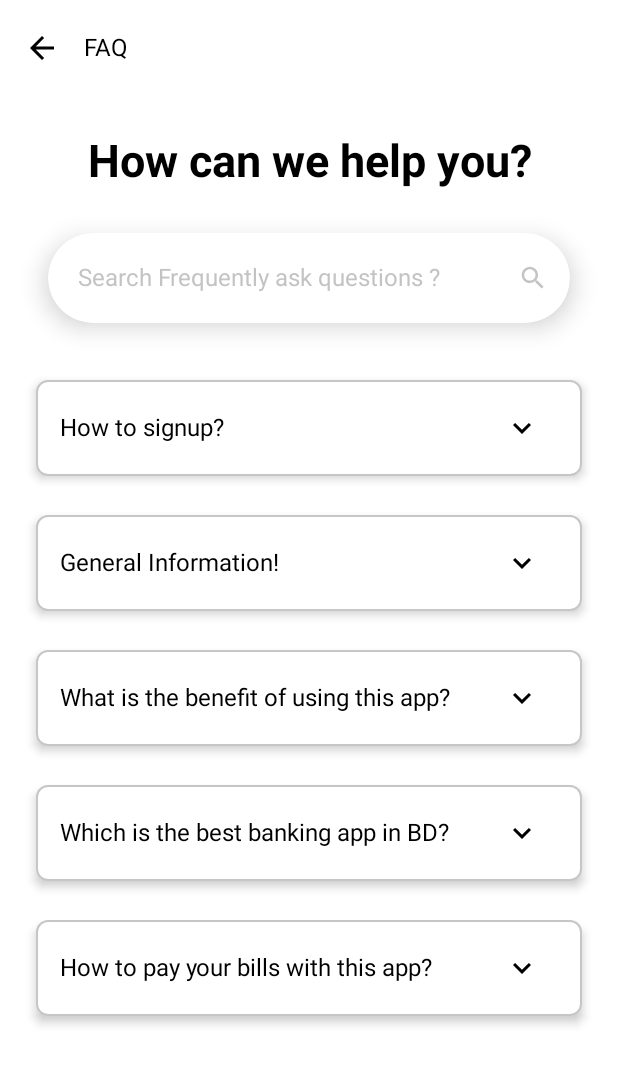
After one commit to shimul53/RegistrationUI, an Android app built with Jetpack Compose: the FAQScreen screen opened through its navigation route, on a phone screen of 412 x 824 dp. The commit adds this screen. Shown: the top 1065 px of the screen. Run offline under Robolectric (Android 15) with nearby library versions, the phone set to English and light mode, and no system bars.

Commit message:
add FAQ screen

```diff
--- a/app/src/main/java/com/example/registrationui/navigation/NavController.kt
+++ b/app/src/main/java/com/example/registrationui/navigation/NavController.kt
@@ -8,6 +8,7 @@ import androidx.navigation.compose.NavHost
 import androidx.navigation.compose.composable
 import androidx.navigation.compose.rememberNavController
 import com.example.registrationui.OnboardingUI.IntroScreen
+import com.example.registrationui.ui.FAQScreen
 
 
 @Composable
@@ -18,5 +19,6 @@ fun NavController() {
         composable("signup") { SignupScreen(navController) }
         composable("intro") { IntroScreen(navController) }
         composable("otp") { SignupOtpScreen(navController) }
+        composable("faq") { FAQScreen(navController) }
     }
 }
--- /dev/null
+++ b/app/src/main/java/com/example/registrationui/ui/FAQScreen.kt
@@ -0,0 +1,369 @@
+package com.example.registrationui.ui
+
+import androidx.compose.animation.animateContentSize
+import androidx.compose.animation.core.animateDpAsState
+import androidx.compose.animation.core.animateFloatAsState
+import androidx.compose.foundation.BorderStroke
+import androidx.compose.foundation.background
+import androidx.compose.foundation.clickable
+import androidx.compose.foundation.interaction.MutableInteractionSource
+import androidx.compose.foundation.layout.Arrangement
+import androidx.compose.foundation.layout.Box
+import androidx.compose.foundation.layout.Column
+import androidx.compose.foundation.layout.Row
+import androidx.compose.foundation.layout.Spacer
+import androidx.compose.foundation.layout.fillMaxSize
+import androidx.compose.foundation.layout.fillMaxWidth
+import androidx.compose.foundation.layout.height
+import androidx.compose.foundation.layout.imePadding
+import androidx.compose.foundation.layout.navigationBarsPadding
+import androidx.compose.foundation.layout.padding
+import androidx.compose.foundation.layout.size
+import androidx.compose.foundation.layout.width
+import androidx.compose.foundation.rememberScrollState
+import androidx.compose.foundation.shape.CircleShape
+import androidx.compose.foundation.shape.RoundedCornerShape
+import androidx.compose.foundation.text.BasicTextField
+import androidx.compose.foundation.text.KeyboardActions
+import androidx.compose.foundation.text.KeyboardOptions
+import androidx.compose.foundation.verticalScroll
+import androidx.compose.material.Card
+import androidx.compose.material.Divider
+import androidx.compose.material.ExperimentalMaterialApi
+import androidx.compose.material.Icon
+import androidx.compose.material.IconButton
+import androidx.compose.material.Text
+import androidx.compose.material.icons.Icons
+import androidx.compose.material.icons.filled.ArrowBack
+import androidx.compose.material.icons.filled.KeyboardArrowDown
+import androidx.compose.material.icons.rounded.Search
+import androidx.compose.material3.ExperimentalMaterial3Api
+import androidx.compose.material3.MaterialTheme
+import androidx.compose.material3.Scaffold
+import androidx.compose.material3.SearchBar
+import androidx.compose.material3.SearchBarDefaults
+import androidx.compose.material3.TopAppBar
+import androidx.compose.material3.TopAppBarDefaults
+import androidx.compose.runtime.Composable
+import androidx.compose.runtime.getValue
+import androidx.compose.runtime.mutableStateOf
+import androidx.compose.runtime.remember
+import androidx.compose.runtime.rememberCoroutineScope
+import androidx.compose.runtime.saveable.rememberSaveable
+import androidx.compose.runtime.setValue
+import androidx.compose.ui.Alignment
+import androidx.compose.ui.Modifier
+import androidx.compose.ui.draw.rotate
+import androidx.compose.ui.draw.shadow
+import androidx.compose.ui.graphics.Color
+import androidx.compose.ui.graphics.Shape
+import androidx.compose.ui.res.painterResource
+import androidx.compose.ui.res.stringResource
+import androidx.compose.ui.semantics.SemanticsProperties.ImeAction
+import androidx.compose.ui.text.TextStyle
+import androidx.compose.ui.text.font.FontStyle
+import androidx.compose.ui.text.font.FontWeight
+import androidx.compose.ui.text.input.KeyboardType
+import androidx.compose.ui.text.input.TextFieldValue
+import androidx.compose.ui.text.style.TextAlign
+import androidx.compose.ui.unit.Dp
+import androidx.compose.ui.unit.dp
+import androidx.compose.ui.unit.sp
+import androidx.navigation.NavHostController
+import com.example.registrationui.R
+import kotlinx.coroutines.launch
+
+@OptIn(ExperimentalMaterial3Api::class)
+@Composable
+fun FAQScreen(navController: NavHostController) {
+    val scope = rememberCoroutineScope()
+
+    // Track the currently expanded card's header
+    var expandedCard by remember { mutableStateOf<String?>(null) }
+
+    // State for search query
+    var searchQuery by rememberSaveable { mutableStateOf("") }
+
+    Scaffold(
+        containerColor = Color.White,
+        modifier = Modifier
+            .navigationBarsPadding()
+            .fillMaxSize()
+            .imePadding(),
+        topBar = {
+            TopAppBar(
+                colors = TopAppBarDefaults.topAppBarColors(
+                    containerColor = Color.White,
+                    actionIconContentColor = Color.Black,
+                    navigationIconContentColor = Color.Black,
+                    scrolledContainerColor = Color.White,
+                    titleContentColor = Color.Black
+                ),
+                title = {
+                    androidx.compose.material3.Text(
+                        "FAQ",
+                        color = Color.Black,
+                        fontSize = 16.sp,
+                    )
+                },
+                navigationIcon = {
+                    androidx.compose.material3.IconButton(onClick = { scope.launch { navController.popBackStack() } }) {
+                        androidx.compose.material3.Icon(Icons.Default.ArrowBack, contentDescription = "Back")
+                    }
+                }
+            )
+        }
+    ) { paddingValues ->
+        Box(
+            modifier = Modifier
+                .fillMaxSize()
+                .padding(paddingValues)
+                .background(Color.White),
+            contentAlignment = Alignment.TopCenter // Align content to the top
+        ) {
+            Column(
+                modifier = Modifier
+                    .fillMaxWidth()
+                    .padding(16.dp),
+                verticalArrangement = Arrangement.Top,
+                horizontalAlignment = Alignment.CenterHorizontally
+            ) {
+
+                Text(
+                    text = "How can we help you?",
+                    color = Color.Black,
+                    fontSize = 30.sp,
+                    fontWeight = FontWeight.Bold,
+                    textAlign = TextAlign.Center,
+                    modifier = Modifier.padding(top = 10.dp)
+                )
+
+                Spacer(modifier = Modifier.height(30.dp))
+
+                // SearchBar component
+                SearchBar(
+                    hint = "Search Frequently ask questions ?",
+                    onTextChange = { query ->
+                        searchQuery = query
+                    }
+                )
+
+                Spacer(modifier = Modifier.height(30.dp))
+
+                // Filtered ExpandableCard components
+                val faqList = listOf(
+                    "How to signup?" to "One of the Five Pillars of Islam, Zakat is a fundamental part of being a Muslim. Meaning purification, Zakat is the act of giving a set percentage of your total wealth to charity each lunar year and is required of every sane, adult Muslim whose accumulated wealth exceeds the current Zakat nisab value. Zakat is so much more than just giving to those in need; paying Zakat is an act of worship.",
+                    "General Information!" to "Description for Card 2",
+                    "What is the benefit of using this app?" to "Description for Card 3",
+                    "Which is the best banking app in BD?" to "Description for Card 4",
+                    "How to pay your bills with this app?" to "Description for Card 5"
+                )
+
+                val filteredFaqList = faqList.filter {
+                    it.first.contains(searchQuery, ignoreCase = true)
+                }
+
+                Column(
+                    modifier = Modifier
+                        .fillMaxWidth()
+                        .verticalScroll(rememberScrollState()),
+                    verticalArrangement = Arrangement.Top,
+                    horizontalAlignment = Alignment.CenterHorizontally
+                ) {
+                    // Display filtered FAQ cards
+                    filteredFaqList.forEach { (header, description) ->
+                        ExpandableCard(
+                            header = header,
+                            description = description,
+                            color = Color(0x54545454),
+                            isExpanded = expandedCard == header,
+                            onCardArrowClick = { expandedCard = if (expandedCard == header) null else header }
+                        )
+                        Spacer(modifier = Modifier.height(10.dp))
+                    }
+
+                    // Handle case when no FAQs match the search query
+                    if (filteredFaqList.isEmpty()) {
+                        Text(
+                            text = "No results found",
+                            color = Color.Gray,
+                            fontSize = 16.sp,
+                            textAlign = TextAlign.Center,
+                            modifier = Modifier.padding(top = 20.dp)
+                        )
+                    }
+                }
+
+
+            }
+        }
+    }
+}
+
+
+
+@Composable
+fun SearchBar(
+    hint: String,
+    modifier: Modifier = Modifier,
+    isEnabled: (Boolean) = true,
+    height: Dp = 60.dp,
+    elevation: Dp = 10.dp,
+    cornerShape: Shape = RoundedCornerShape(30.dp),
+    backgroundColor: Color = Color.White,
+    onSearchClicked: () -> Unit = {},
+    onTextChange: (String) -> Unit = {},
+) {
+    var text by remember { mutableStateOf(TextFieldValue()) }
+    Row(
+        modifier = Modifier
+            .height(height)
+            .fillMaxWidth()
+            .padding(start = 16.dp, end = 16.dp)
+            .shadow(elevation = elevation, shape = cornerShape)
+            .background(color = backgroundColor, shape = cornerShape)
+            .clickable { onSearchClicked() },
+        verticalAlignment = Alignment.CenterVertically,
+    ) {
+        BasicTextField(
+            modifier = modifier
+                .weight(6f)
+                .fillMaxWidth()
+                .padding(horizontal = 20.dp),
+            value = text,
+            onValueChange = {
+                text = it
+                onTextChange(it.text)
+            },
+            enabled = isEnabled,
+            textStyle = TextStyle(
+                color = Color.Black,
+                fontSize = 16.sp,
+            ),
+            decorationBox = { innerTextField ->
+                if (text.text.isEmpty()) {
+                    Text(
+                        text = hint,
+                        color = Color.Gray.copy(alpha = 0.5f),
+                        fontSize = 16.sp,
+                    )
+                }
+                innerTextField()
+            },
+            keyboardOptions = KeyboardOptions(
+                keyboardType = KeyboardType.Text,
+                imeAction = androidx.compose.ui.text.input.ImeAction.Search
+            ),
+            keyboardActions = KeyboardActions(onSearch = { onSearchClicked() }),
+            singleLine = true
+        )
+        Box(
+            modifier = modifier
+                .weight(1f)
+                .size(40.dp)
+                .background(color = Color.Transparent, shape = CircleShape)
+                .clickable(
+                    interactionSource = remember { MutableInteractionSource() },
+                    indication = null,
+                ) {
+                    if (text.text.isNotEmpty()) {
+                        text = TextFieldValue(text = "")
+                        onTextChange("")
+                    }
+                },
+        ) {
+            if (text.text.isNotEmpty()) {
+                Icon(
+                    modifier = modifier
+                        .fillMaxSize()
+                        .padding(10.dp),
+                    painter = painterResource(id = R.drawable.baseline_clear_24 ),
+                    contentDescription = "clear",
+                    tint = Color.Black,
+                )
+            } else {
+                Icon(
+                    modifier = modifier
+                        .fillMaxSize()
+                        .padding(10.dp),
+                    painter = painterResource(id = R.drawable.baseline_search_24),
+                    contentDescription = "search",
+                    tint =  Color.Gray.copy(alpha = 0.5f),
+                )
+            }
+        }
+    }
+}
+
+
+    @OptIn(ExperimentalMaterialApi::class)
+    @Composable
+    fun ExpandableCard(
+        header: String,
+        description: String,
+        color: Color,
+        isExpanded: Boolean, // Whether the card is expanded or not
+        onCardArrowClick: () -> Unit // Callback when the card is clicked
+    ) {
+        val rotationState by animateFloatAsState(
+            targetValue = if (isExpanded) 180f else 0f,
+            label = "Rotation state of expand icon button",
+        )
+        val strokeState by animateDpAsState(
+            targetValue = if (isExpanded) 2.dp else 1.dp,
+            label = "Stroke width",
+        )
+
+        Card(
+            modifier = Modifier.padding(8.dp),
+            backgroundColor = Color.White,
+            shape = RoundedCornerShape(8.dp),
+            elevation = 4.dp,
+            border = BorderStroke(strokeState, color),
+            onClick = onCardArrowClick // Toggle expand/collapse when card is clicked
+        ) {
+            Column(
+                modifier = Modifier
+                    .fillMaxWidth()
+                    .animateContentSize()
+                    .padding(horizontal = 16.dp, vertical = 8.dp)
+            ) {
+                Row(
+                    modifier = Modifier.fillMaxWidth(),
+                    verticalAlignment = Alignment.CenterVertically,
+                    horizontalArrangement = Arrangement.SpaceBetween
+                ) {
+                    Text(
+                        text = header,
+                        color = Color.Black,
+                        fontSize = 16.sp,
+                        textAlign = TextAlign.Start,
+                        fontWeight = FontWeight.Normal,
+                    )
+                    IconButton(
+                        modifier = Modifier.rotate(rotationState),
+                        onClick = onCardArrowClick // Toggle expand/collapse when arrow is clicked
+                    ) {
+                        Icon(
+                            imageVector = Icons.Default.KeyboardArrowDown,
+                            tint = Color.Black,
+                            contentDescription = "Drop Down Arrow"
+                        )
+                    }
+                }
+                if (isExpanded) {
+                    Divider(thickness = 1.dp, modifier = Modifier.fillMaxWidth(), color = Color.Gray.copy(alpha = 0.5f))
+                    Text(
+                        text = description,
+                        color = Color.Black,
+                        fontSize = 16.sp,
+                        textAlign = TextAlign.Start,
+                        fontWeight = FontWeight.Normal,
+                        modifier = Modifier
+                            .fillMaxWidth()
+                            .padding(vertical = 16.dp)
+                    )
+                }
+            }
+        }
+    }
--- a/app/src/main/java/com/example/registrationui/ui/SignupOtpScreen.kt
+++ b/app/src/main/java/com/example/registrationui/ui/SignupOtpScreen.kt
@@ -110,18 +110,17 @@ fun SignupOtpScreen(navController: NavHostController) {
             modifier = Modifier
                 .fillMaxSize()
                 .padding(paddingValues)
-                .imePadding()
                 .background(Color.White),
             contentAlignment = Alignment.Center // Initially center the content
         ) {
-            OTPSubmitView()
+            OTPSubmitView(navController =navController)
         }
     }
 }
 
 
 @Composable
-fun OTPSubmitView() {
+fun OTPSubmitView(navController: NavHostController) {
     var selectedButton by remember { mutableStateOf<Int?>(null) }
     var otpDigits = remember { mutableStateListOf(TextFieldValue(), TextFieldValue(), TextFieldValue(), TextFieldValue(), TextFieldValue(), TextFieldValue()) }
     var canResendOtp by remember { mutableStateOf(true) }
@@ -151,11 +150,12 @@ fun OTPSubmitView() {
     Box(
         modifier = Modifier
             .fillMaxSize(),
-        contentAlignment = if (selectedButton == null) Alignment.Center else Alignment.TopCenter
+        contentAlignment = if (selectedButton == null || selectedButton == 1) Alignment.Center else Alignment.TopCenter
     ) {
         Column(
             modifier = Modifier
                 .fillMaxWidth()
+                .verticalScroll(rememberScrollState())
                 .padding(16.dp),
             horizontalAlignment = Alignment.CenterHorizontally
         ) {
@@ -317,7 +317,7 @@ fun OTPSubmitView() {
 
                     Button(
                         onClick = {
-                            // Action for the submit button
+                            navController.navigate("faq")
                         },
                         shape = RoundedCornerShape(10.dp),
                         colors = ButtonDefaults.buttonColors(containerColor = Color(0xFF014C8F)),
--- /dev/null
+++ b/app/src/main/res/drawable/baseline_clear_24.xml
@@ -0,0 +1,5 @@
+<vector xmlns:android="http://schemas.android.com/apk/res/android" android:height="24dp" android:tint="#000000" android:viewportHeight="24" android:viewportWidth="24" android:width="24dp">
+
+    <path android:fillColor="@android:color/white" android:pathData="M19,6.41L17.59,5 12,10.59 6.41,5 5,6.41 10.59,12 5,17.59 6.41,19 12,13.41 17.59,19 19,17.59 13.41,12z"/>
+
+</vector>
--- /dev/null
+++ b/app/src/main/res/drawable/baseline_search_24.xml
@@ -0,0 +1,5 @@
+<vector xmlns:android="http://schemas.android.com/apk/res/android" android:height="24dp" android:tint="#000000" android:viewportHeight="24" android:viewportWidth="24" android:width="24dp">
+
+    <path android:fillColor="@android:color/white" android:pathData="M15.5,14h-0.79l-0.28,-0.27C15.41,12.59 16,11.11 16,9.5 16,5.91 13.09,3 9.5,3S3,5.91 3,9.5 5.91,16 9.5,16c1.61,0 3.09,-0.59 4.23,-1.57l0.27,0.28v0.79l5,4.99L20.49,19l-4.99,-5zM9.5,14C7.01,14 5,11.99 5,9.5S7.01,5 9.5,5 14,7.01 14,9.5 11.99,14 9.5,14z"/>
+
+</vector>
```
